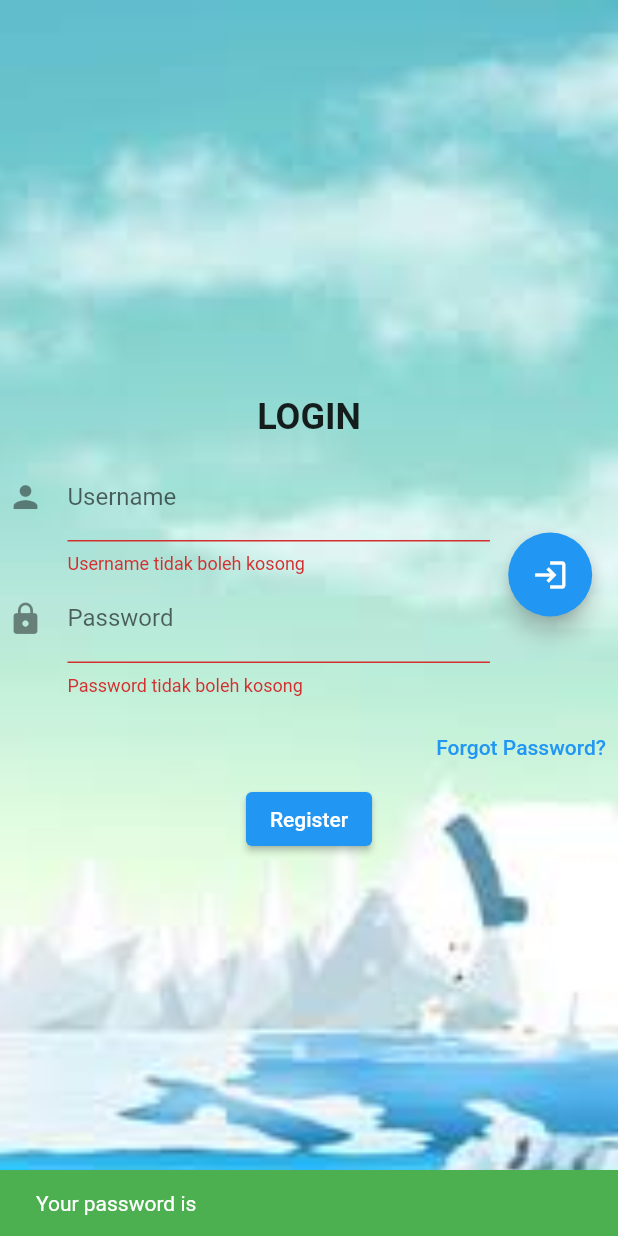
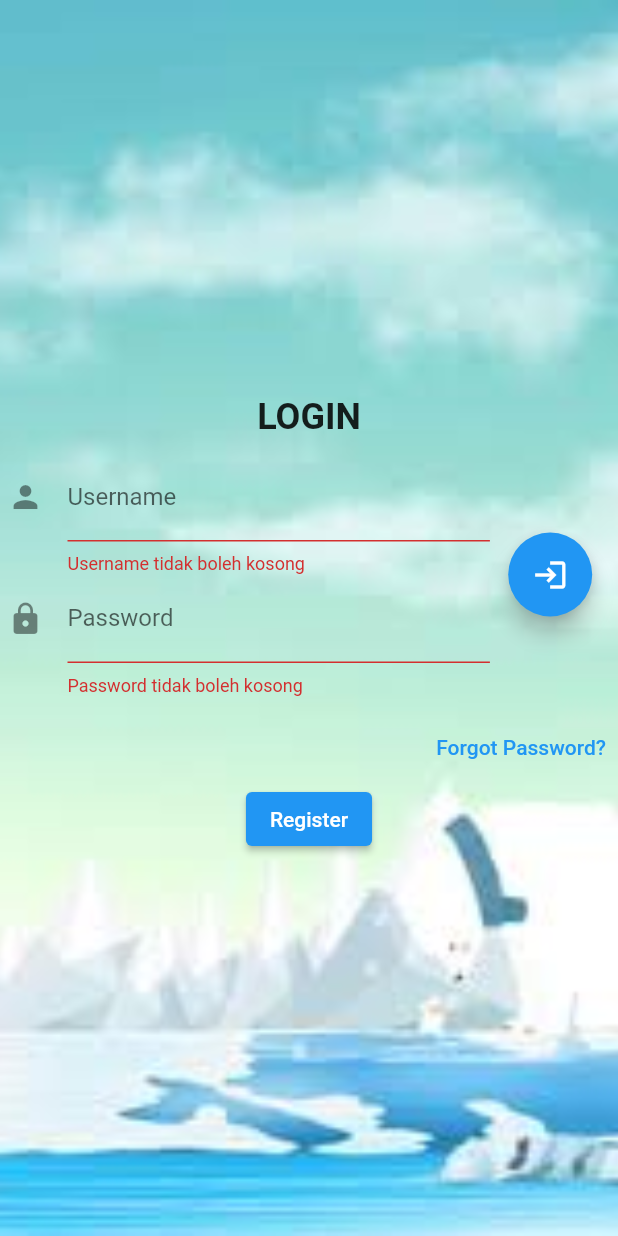
Before and after one commit to edisaputra85/flutter_login_r04, a Flutter app: the Login screen opened by its route, after a tap on the "login" icon, on a phone screen of 412 x 824 dp. Run offline on Flutter 3.47's test engine with Material 2 defaults, Android fonts, the phone set to English and light mode, and no system bars; our stand-ins replace sqflite; accounts and stored records are empty.

Commit message:
tambah pengecekan user pada tombol login

```diff
--- a/flutter_login_r04/lib/login.dart
+++ b/flutter_login_r04/lib/login.dart
@@ -1,4 +1,5 @@
 import 'package:flutter/material.dart';
+import 'package:flutter_login_r04/dbhelper.dart';
 
 class Login extends StatefulWidget {
   @override
@@ -7,7 +8,11 @@ class Login extends StatefulWidget {
 
 class _LoginState extends State<Login> {
   GlobalKey<FormState> formKey = GlobalKey<FormState>();
-  final passwordController = TextEditingController();
+
+  TextEditingController passwordController = TextEditingController();
+  TextEditingController usernameController = TextEditingController();
+
+  DbHelper dbHelper = new DbHelper();
 
   bool validateLogin() {
     FormState form = this.formKey.currentState;
@@ -48,16 +53,16 @@ class _LoginState extends State<Login> {
                                 child: Column(
                                   children: [
                                     TextFormField(
+                                        controller: usernameController,
                                         decoration: InputDecoration(
                                           hintText: 'username',
                                           labelText: 'Username',
                                           icon: Icon(Icons.person),
                                         ),
+                                        // ignore: missing_return
                                         validator: (String value) {
                                           if (value.isEmpty)
                                             return 'Username tidak boleh kosong';
-                                          else
-                                            return '';
                                         }),
                                     TextFormField(
                                         decoration: InputDecoration(
@@ -67,11 +72,10 @@ class _LoginState extends State<Login> {
                                         ),
                                         controller: passwordController,
                                         obscureText: true,
+                                        // ignore: missing_return
                                         validator: (String value) {
                                           if (value.isEmpty)
                                             return 'Password tidak boleh kosong';
-                                          else
-                                            return '';
                                         })
                                   ],
                                 ),
@@ -79,11 +83,26 @@ class _LoginState extends State<Login> {
                           Expanded(
                               child: FloatingActionButton(
                             onPressed: () {
-                              validateLogin();
-                              ScaffoldMessenger.of(context).showSnackBar(SnackBar(
-                                  content: Text(
-                                      "Your password is ${passwordController.text}"),
-                                  backgroundColor: Colors.green));
+                              //cek apakah form login terisi dengan benar
+                              if (validateLogin() == true) {
+                                //cek apakah user terdaftar
+                                dbHelper
+                                    .selectUser(usernameController.text,
+                                        passwordController.text)
+                                    .then((mapList) {
+                                  if (mapList.length > 0) {
+                                    //jika user sudah terdaftar, tampilkan snackbar login sukses dan navigasi ke dashboard
+                                    ScaffoldMessenger.of(context).showSnackBar(
+                                        SnackBar(
+                                            content: Text("Login sukses"),
+                                            backgroundColor: Colors.green));
+                                  } else
+                                    ScaffoldMessenger.of(context).showSnackBar(
+                                        SnackBar(
+                                            content: Text("Login gagal"),
+                                            backgroundColor: Colors.red));
+                                });
+                              }
                             },
                             child: Icon(Icons.login),
                           ))
```
